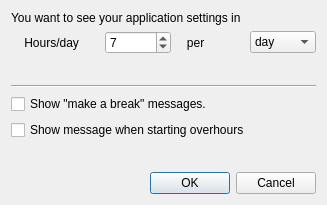
Qt form ui/configDialog.ui (Patriciasc/WHCH) before a commit.
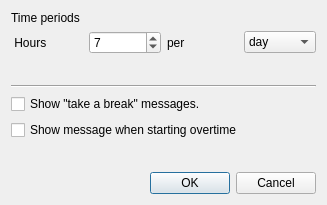
The same form after that commit.

```diff
--- a/ui/configDialog.ui
+++ b/ui/configDialog.ui
@@ -22,7 +22,7 @@
      <item>
       <widget class="QLabel" name="label">
        <property name="text">
-        <string>You want to see your application settings in</string>
+        <string>Time periods</string>
        </property>
       </widget>
      </item>
@@ -31,7 +31,7 @@
        <item>
         <widget class="QLabel" name="label_2">
          <property name="text">
-          <string>    Hours/day      </string>
+          <string> Hours</string>
          </property>
         </widget>
        </item>
@@ -48,7 +48,7 @@
        <item>
         <widget class="QLabel" name="label_3">
          <property name="text">
-          <string>   per</string>
+          <string>per</string>
          </property>
         </widget>
        </item>
@@ -101,14 +101,14 @@
      <item>
       <widget class="QCheckBox" name="checkBox">
        <property name="text">
-        <string>Show &quot;make a break&quot; messages.</string>
+        <string>Show &quot;take a break&quot; messages.</string>
        </property>
       </widget>
      </item>
      <item>
       <widget class="QCheckBox" name="checkBox_2">
        <property name="text">
-        <string>Show message when starting overhours</string>
+        <string>Show message when starting overtime</string>
        </property>
       </widget>
      </item>
```
